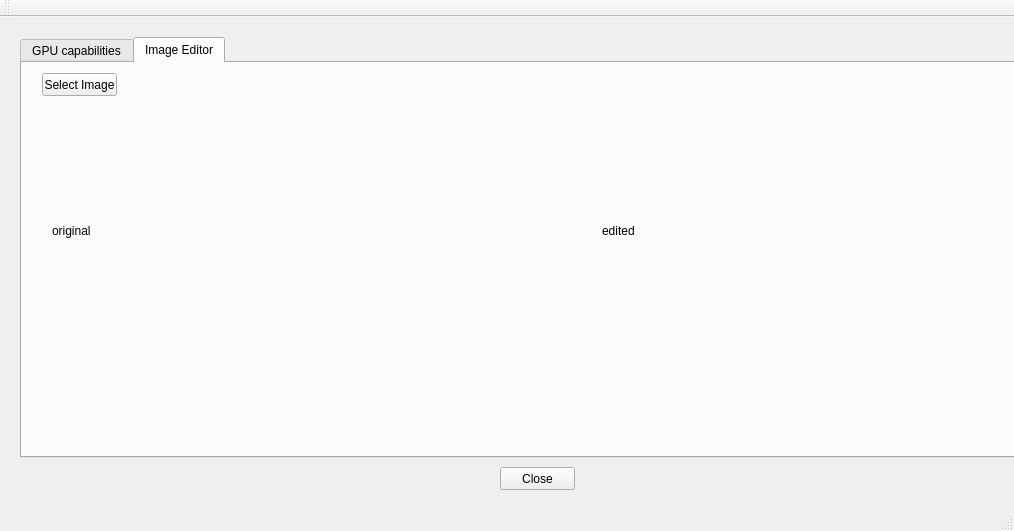
Old version of the form CUDA_tester/CUDA_tester.ui in the repository NissimHadar/CUDA_tester.
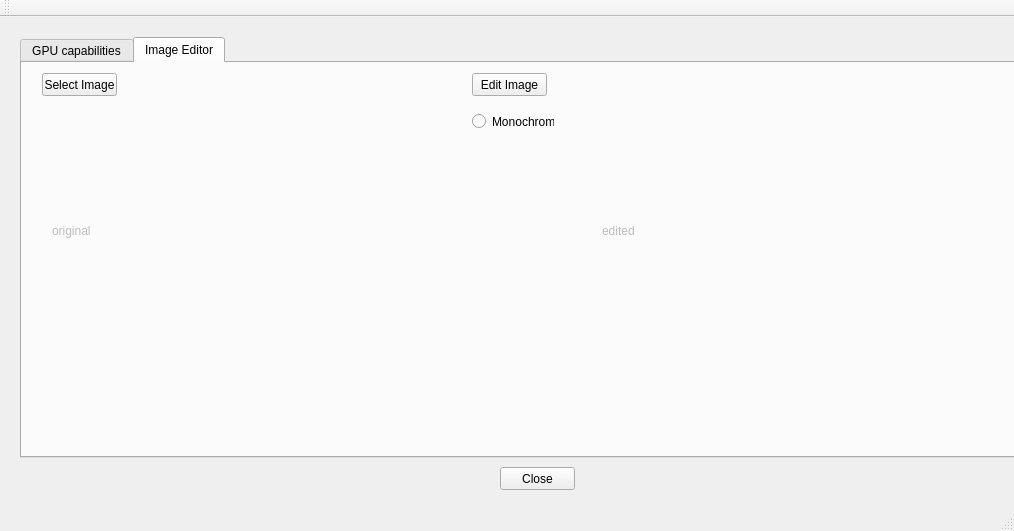
New version of the form. The open tabs and pages were chosen to show the change.

The edit to the form file:
```diff
--- a/CUDA_tester/CUDA_tester.ui
+++ b/CUDA_tester/CUDA_tester.ui
@@ -63,7 +63,7 @@
      </attribute>
      <widget class="QLabel" name="labelOriginalImage">
       <property name="enabled">
-       <bool>true</bool>
+       <bool>false</bool>
       </property>
       <property name="geometry">
        <rect>
@@ -79,7 +79,7 @@
      </widget>
      <widget class="QLabel" name="labelEditedImage">
       <property name="enabled">
-       <bool>true</bool>
+       <bool>false</bool>
       </property>
       <property name="geometry">
        <rect>
@@ -106,6 +106,32 @@
        <string>Select Image</string>
       </property>
      </widget>
+     <widget class="QRadioButton" name="radioButtonMonoChrome">
+      <property name="geometry">
+       <rect>
+        <x>450</x>
+        <y>50</y>
+        <width>82</width>
+        <height>17</height>
+       </rect>
+      </property>
+      <property name="text">
+       <string>Monochrome</string>
+      </property>
+     </widget>
+     <widget class="QPushButton" name="pushButtonEditImage">
+      <property name="geometry">
+       <rect>
+        <x>450</x>
+        <y>10</y>
+        <width>75</width>
+        <height>23</height>
+       </rect>
+      </property>
+      <property name="text">
+       <string>Edit Image</string>
+      </property>
+     </widget>
     </widget>
    </widget>
   </widget>
```
Left out of the diff: 2 changed lines with no effect on the pictures.
